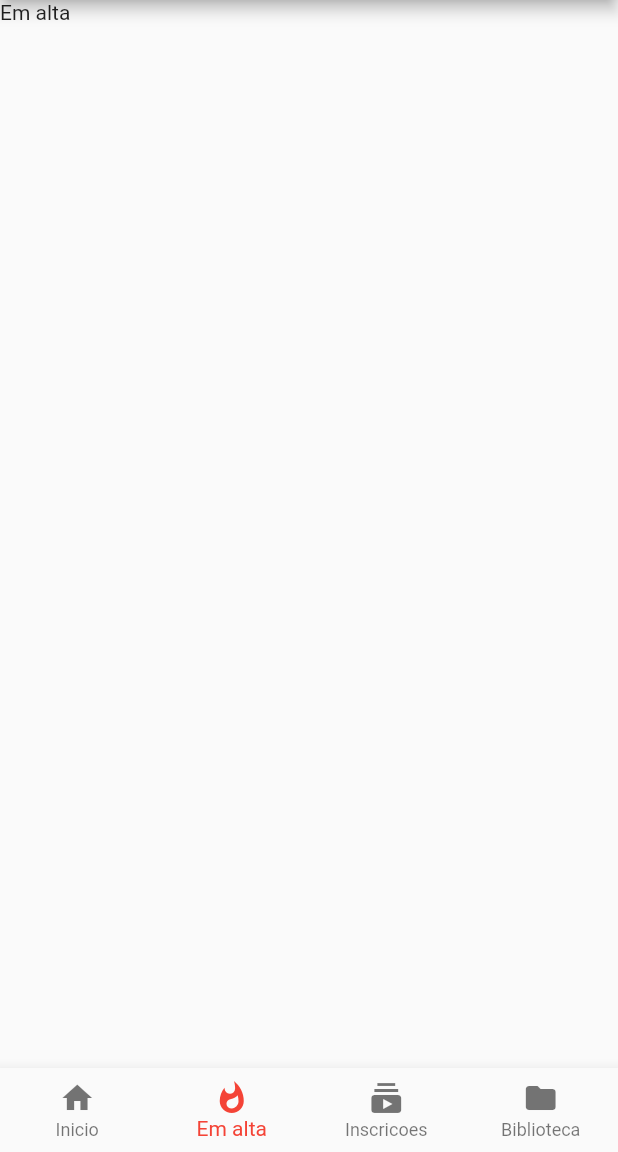
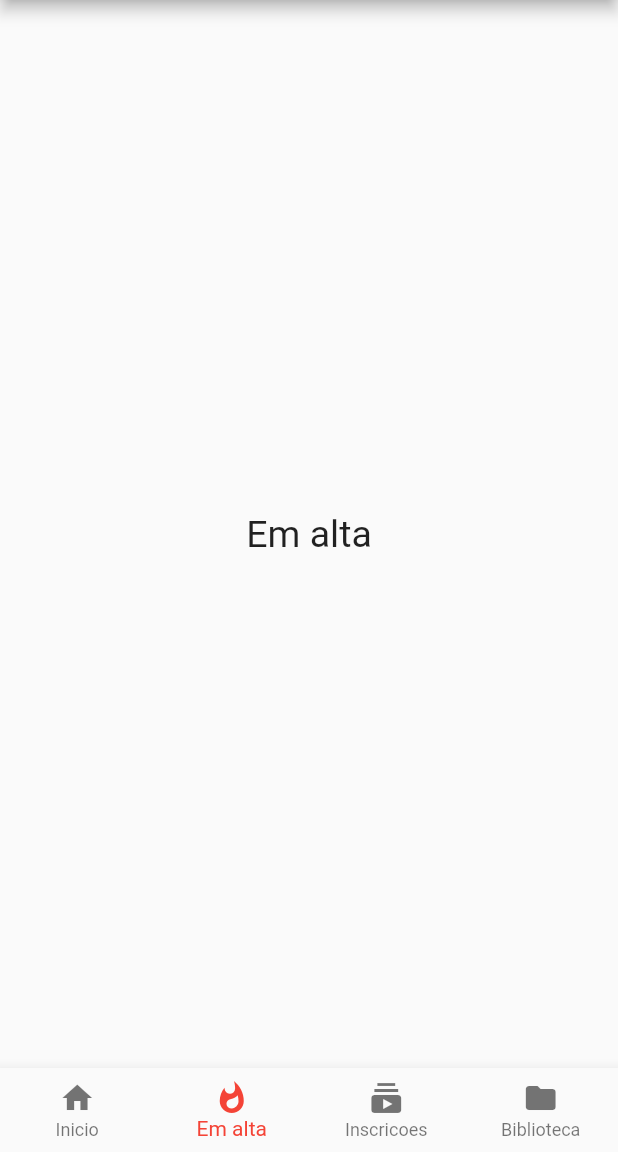
Before and after one commit to Victor323232/youtubeapp, a Flutter app: the screen it shows after launch, item 2 of the bottom bar chosen, on a phone screen of 412 x 824 dp, the part 84-1236 px from its top. Run offline on Flutter 3.47's test engine with Material 2 defaults, Android fonts, the phone set to English and light mode, and no system bars.

Commit message:
import and home

```diff
--- a/lib/Home.dart
+++ b/lib/Home.dart
@@ -1,4 +1,8 @@
 import 'package:flutter/material.dart';
+import 'package:youtubeapp/telas/Biblioteca.dart';
+import 'package:youtubeapp/telas/EmAlta.dart';
+import 'package:youtubeapp/telas/Inicio.dart';
+import 'package:youtubeapp/telas/Inscriacao.dart';
 
 class Home extends StatefulWidget {
   const Home({Key? key}) : super(key: key);
@@ -13,10 +17,10 @@ class _HomeState extends State<Home> {
   @override
   Widget build(BuildContext context) {
     List <Widget> telas = [
-      Text("Inicio"),
-      Text("Em alta"),
-      Text("Inscricoes"),
-      Text("Biblioteca"),
+      Inicio(),
+      EmAlta(),
+      Inscricao(),
+      Biblioteca()
     ];
     return Scaffold(
       appBar: AppBar(
--- a/lib/telas/EmAlta.dart
+++ b/lib/telas/EmAlta.dart
@@ -9,6 +9,14 @@ class EmAlta extends StatefulWidget {
 class _EmAltaState extends State<EmAlta> {
   @override
   Widget build(BuildContext context) {
-    return Container();
+    return Container(
+      child: Center(
+          child: Text("Em alta",
+            style: TextStyle(
+                fontSize: 25
+            ),
+          )
+      ),
+    );
   }
 }
```
Also changed, not shown: lib/telas/Biblioteca.dart (+9 -1 lines), lib/telas/Inicio.dart (+9 -1 lines), lib/telas/Inscriacao.dart (+9 -1 lines).
